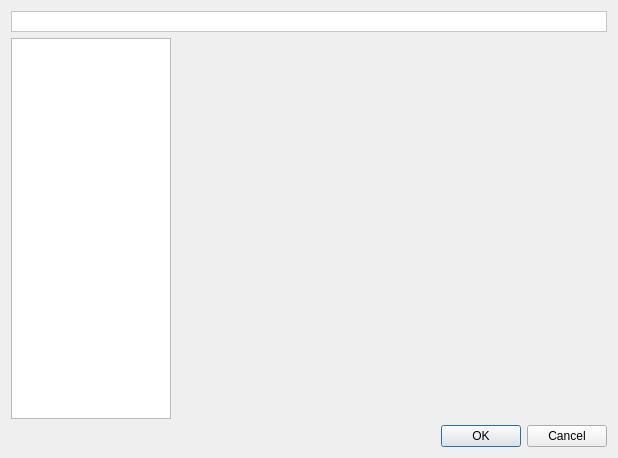
Before: the Qt Designer form v2/branches/newxup/monkey/src/xupmanager/gui/UIXUPEditor.ui in testmana2/mks, drawn with Qt 5.
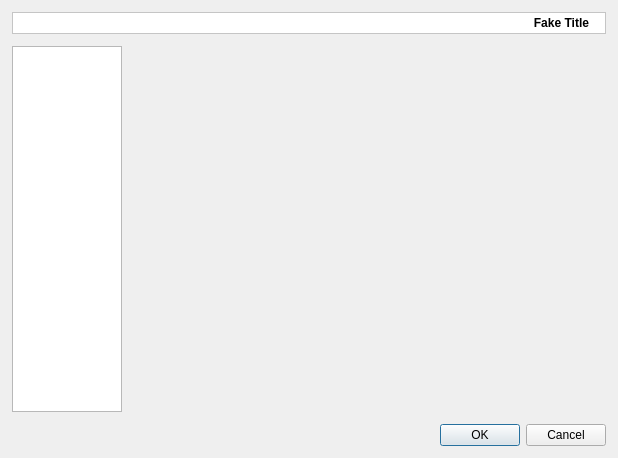
After: the same form once the commit is applied. Icons and pictures are not drawn.

Commit message: Rework gui to be better eye candy :)

Diff of the .ui file:
```diff
--- a/v2/branches/newxup/monkey/src/xupmanager/gui/UIXUPEditor.ui
+++ b/v2/branches/newxup/monkey/src/xupmanager/gui/UIXUPEditor.ui
@@ -11,32 +11,47 @@
    </rect>
   </property>
   <layout class="QGridLayout" name="gridLayout_2">
+   <property name="margin">
+    <number>12</number>
+   </property>
+   <property name="spacing">
+    <number>12</number>
+   </property>
    <item row="1" column="0">
     <widget class="QListWidget" name="lwPages">
      <property name="minimumSize">
       <size>
-       <width>160</width>
+       <width>110</width>
        <height>0</height>
       </size>
      </property>
      <property name="maximumSize">
       <size>
-       <width>160</width>
+       <width>110</width>
        <height>16777215</height>
       </size>
      </property>
      <property name="iconSize">
       <size>
-       <width>22</width>
-       <height>22</height>
+       <width>24</width>
+       <height>24</height>
       </size>
      </property>
+     <property name="textElideMode">
+      <enum>Qt::ElideNone</enum>
+     </property>
      <property name="movement">
       <enum>QListView::Static</enum>
      </property>
+     <property name="spacing">
+      <number>3</number>
+     </property>
      <property name="viewMode">
       <enum>QListView::IconMode</enum>
      </property>
+     <property name="wordWrap">
+      <bool>true</bool>
+     </property>
     </widget>
    </item>
    <item row="1" column="1">
@@ -57,18 +72,12 @@
     </widget>
    </item>
    <item row="0" column="0" colspan="2">
-    <widget class="QLabel" name="lTitle">
-     <property name="minimumSize">
-      <size>
-       <width>0</width>
-       <height>21</height>
-      </size>
-     </property>
-     <property name="maximumSize">
-      <size>
-       <width>16777215</width>
-       <height>21</height>
-      </size>
+    <widget class="QFrame" name="fInfos">
+     <property name="sizePolicy">
+      <sizepolicy hsizetype="Preferred" vsizetype="Maximum">
+       <horstretch>0</horstretch>
+       <verstretch>0</verstretch>
+      </sizepolicy>
      </property>
      <property name="palette">
       <palette>
@@ -134,12 +143,6 @@
        </disabled>
       </palette>
      </property>
-     <property name="font">
-      <font>
-       <weight>75</weight>
-       <bold>true</bold>
-      </font>
-     </property>
      <property name="autoFillBackground">
       <bool>true</bool>
      </property>
@@ -147,14 +150,45 @@
       <enum>QFrame::StyledPanel</enum>
      </property>
      <property name="frameShadow">
-      <enum>QFrame::Raised</enum>
+      <enum>QFrame::Sunken</enum>
      </property>
-     <property name="alignment">
-      <set>Qt::AlignRight|Qt::AlignTrailing|Qt::AlignVCenter</set>
-     </property>
-     <property name="indent">
-      <number>9</number>
-     </property>
+     <layout class="QHBoxLayout" name="horizontalLayout">
+      <property name="margin">
+       <number>3</number>
+      </property>
+      <item>
+       <widget class="QLabel" name="lTitle">
+        <property name="font">
+         <font>
+          <weight>75</weight>
+          <bold>true</bold>
+         </font>
+        </property>
+        <property name="text">
+         <string notr="true">Fake Title</string>
+        </property>
+        <property name="alignment">
+         <set>Qt::AlignRight|Qt::AlignTrailing|Qt::AlignVCenter</set>
+        </property>
+       </widget>
+      </item>
+      <item>
+       <widget class="QLabel" name="lIcon">
+        <property name="sizePolicy">
+         <sizepolicy hsizetype="Maximum" vsizetype="Expanding">
+          <horstretch>0</horstretch>
+          <verstretch>0</verstretch>
+         </sizepolicy>
+        </property>
+        <property name="pixmap">
+         <pixmap resource="../../resources/resources.qrc">:/xupeditor/icons/xupeditor/about.png</pixmap>
+        </property>
+        <property name="alignment">
+         <set>Qt::AlignCenter</set>
+        </property>
+       </widget>
+      </item>
+     </layout>
     </widget>
    </item>
   </layout>
```
Left out of the diff: 32 changed lines with no effect on the pictures. The commit also changes 2 other files.
